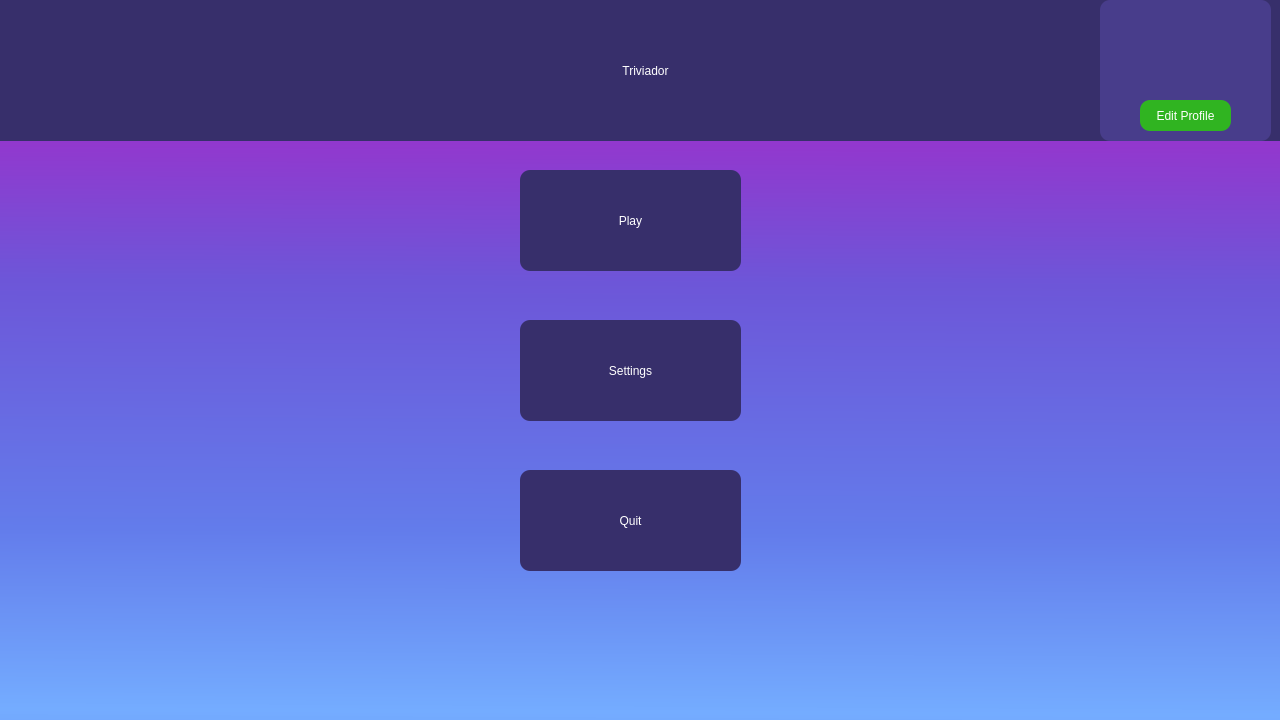
The window that Client/Client/MenuForm.ui (Mihnea11/Triviador) describes before a commit, drawn with Qt 5.
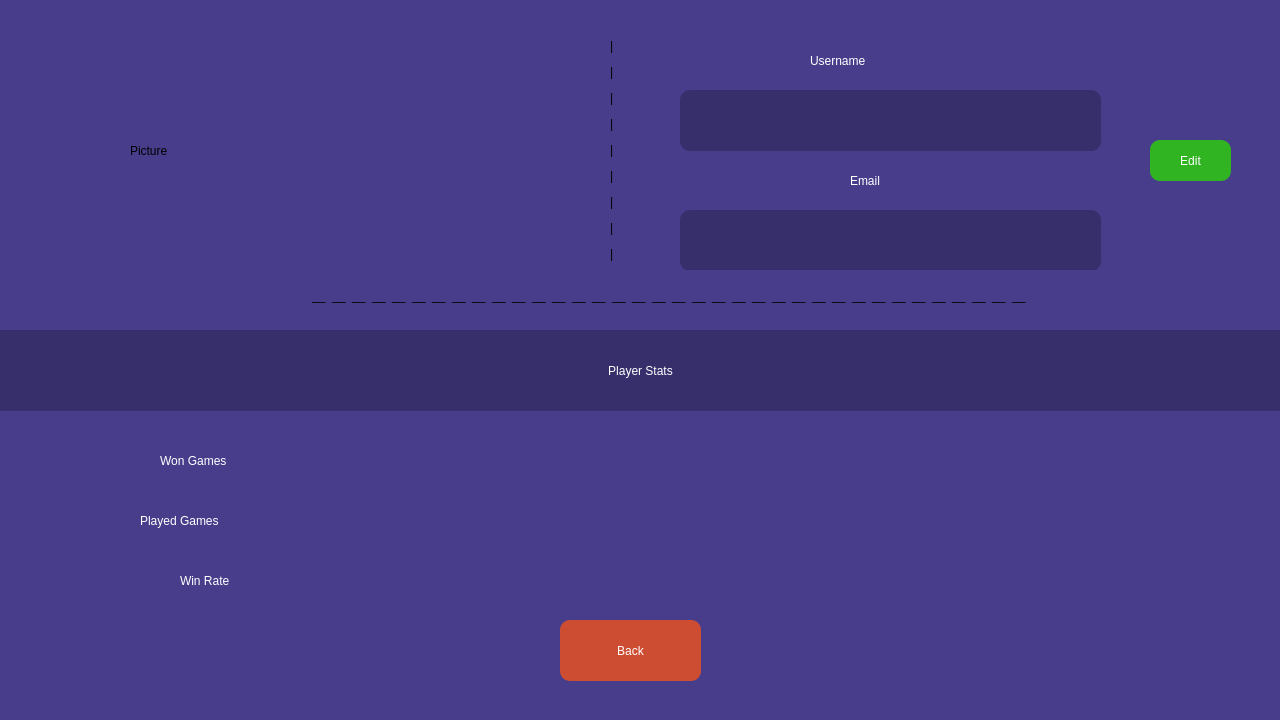
The same window after the commit.

```diff
--- a/Client/Client/MenuForm.ui
+++ b/Client/Client/MenuForm.ui
@@ -88,7 +88,7 @@
        <string/>
       </property>
      </widget>
-     <widget class="QPushButton" name="EditProfileButton">
+     <widget class="QPushButton" name="ProfileButton">
       <property name="geometry">
        <rect>
         <x>40</x>
@@ -103,7 +103,7 @@
 color: rgb(255, 255, 255);</string>
       </property>
       <property name="text">
-       <string>Edit Profile</string>
+       <string>Profile</string>
       </property>
      </widget>
     </widget>
@@ -168,6 +168,259 @@
      <string>Play</string>
     </property>
    </widget>
+   <widget class="QWidget" name="EditProfileWidget" native="true">
+    <property name="geometry">
+     <rect>
+      <x>0</x>
+      <y>0</y>
+      <width>1291</width>
+      <height>721</height>
+     </rect>
+    </property>
+    <property name="styleSheet">
+     <string notr="true">background-color: rgb(72, 61, 139);</string>
+    </property>
+    <widget class="QLabel" name="PlayerStatsLabel">
+     <property name="geometry">
+      <rect>
+       <x>-10</x>
+       <y>330</y>
+       <width>1301</width>
+       <height>81</height>
+      </rect>
+     </property>
+     <property name="styleSheet">
+      <string notr="true">background-color: rgb(55, 47, 107);
+color: rgb(255, 255, 255);
+font: 700 36pt &quot;Segoe UI&quot;;</string>
+     </property>
+     <property name="text">
+      <string>Player Stats</string>
+     </property>
+     <property name="alignment">
+      <set>Qt::AlignCenter</set>
+     </property>
+    </widget>
+    <widget class="QLabel" name="UsernameField">
+     <property name="geometry">
+      <rect>
+       <x>680</x>
+       <y>90</y>
+       <width>421</width>
+       <height>61</height>
+      </rect>
+     </property>
+     <property name="styleSheet">
+      <string notr="true">background-color: rgb(55, 47, 107);
+border: 2px;
+border-radius: 10px;
+font: 700 30pt &quot;Segoe UI&quot;;
+color: rgb(255, 255, 255);</string>
+     </property>
+     <property name="text">
+      <string/>
+     </property>
+    </widget>
+    <widget class="QLabel" name="EmailField">
+     <property name="geometry">
+      <rect>
+       <x>680</x>
+       <y>210</y>
+       <width>421</width>
+       <height>61</height>
+      </rect>
+     </property>
+     <property name="styleSheet">
+      <string notr="true">background-color: rgb(55, 47, 107);
+border: 2px;
+border-radius: 10px;
+font: 700 30pt &quot;Segoe UI&quot;;
+color: rgb(255, 255, 255);</string>
+     </property>
+     <property name="text">
+      <string/>
+     </property>
+    </widget>
+    <widget class="QLabel" name="Picture">
+     <property name="geometry">
+      <rect>
+       <x>130</x>
+       <y>30</y>
+       <width>351</width>
+       <height>241</height>
+      </rect>
+     </property>
+     <property name="text">
+      <string>Picture</string>
+     </property>
+    </widget>
+    <widget class="QLabel" name="UsernameLabel">
+     <property name="geometry">
+      <rect>
+       <x>810</x>
+       <y>40</y>
+       <width>171</width>
+       <height>41</height>
+      </rect>
+     </property>
+     <property name="styleSheet">
+      <string notr="true">font: 700 24pt &quot;Segoe UI&quot;;
+color: rgb(255, 255, 255);</string>
+     </property>
+     <property name="text">
+      <string>Username</string>
+     </property>
+    </widget>
+    <widget class="QLabel" name="EmailLabel">
+     <property name="geometry">
+      <rect>
+       <x>850</x>
+       <y>160</y>
+       <width>101</width>
+       <height>41</height>
+      </rect>
+     </property>
+     <property name="styleSheet">
+      <string notr="true">font: 700 24pt &quot;Segoe UI&quot;;
+color: rgb(255, 255, 255);</string>
+     </property>
+     <property name="text">
+      <string>Email</string>
+     </property>
+    </widget>
+    <widget class="QLabel" name="label1">
+     <property name="geometry">
+      <rect>
+       <x>610</x>
+       <y>30</y>
+       <width>51</width>
+       <height>241</height>
+      </rect>
+     </property>
+     <property name="layoutDirection">
+      <enum>Qt::LeftToRight</enum>
+     </property>
+     <property name="styleSheet">
+      <string notr="true">font: 700 20pt &quot;Segoe UI&quot;;</string>
+     </property>
+     <property name="text">
+      <string>&lt;html&gt;&lt;head/&gt;&lt;body&gt;&lt;p&gt;|&lt;/p&gt;&lt;p&gt;|&lt;/p&gt;&lt;p&gt;|&lt;/p&gt;&lt;p&gt;|&lt;/p&gt;&lt;p&gt;|&lt;/p&gt;&lt;p&gt;|&lt;/p&gt;&lt;p&gt;|&lt;/p&gt;&lt;p&gt;|&lt;/p&gt;&lt;p&gt;|&lt;/p&gt;&lt;/body&gt;&lt;/html&gt;</string>
+     </property>
+     <property name="alignment">
+      <set>Qt::AlignLeading|Qt::AlignLeft|Qt::AlignVCenter</set>
+     </property>
+    </widget>
+    <widget class="QLabel" name="label2">
+     <property name="geometry">
+      <rect>
+       <x>-10</x>
+       <y>270</y>
+       <width>1361</width>
+       <height>51</height>
+      </rect>
+     </property>
+     <property name="styleSheet">
+      <string notr="true">font: 1500 24pt &quot;Segoe UI&quot;;</string>
+     </property>
+     <property name="text">
+      <string>__  __  __  __  __  __  __  __  __  __  __  __  __  __  __  __  __  __  __  __  __  __  __  __  __  __  __  __  __  __  __  __  __  __  __  __ </string>
+     </property>
+     <property name="alignment">
+      <set>Qt::AlignCenter</set>
+     </property>
+    </widget>
+    <widget class="QPushButton" name="EditProfileButton">
+     <property name="geometry">
+      <rect>
+       <x>1150</x>
+       <y>140</y>
+       <width>81</width>
+       <height>41</height>
+      </rect>
+     </property>
+     <property name="styleSheet">
+      <string notr="true">border: 2px;
+color: rgb(255, 255, 255);
+border-radius: 10px;
+font: 700 16pt &quot;Segoe UI&quot;;
+background-color: rgb(48, 180, 33);</string>
+     </property>
+     <property name="text">
+      <string>Edit</string>
+     </property>
+    </widget>
+    <widget class="QLabel" name="WonGamesLabel">
+     <property name="geometry">
+      <rect>
+       <x>160</x>
+       <y>440</y>
+       <width>201</width>
+       <height>41</height>
+      </rect>
+     </property>
+     <property name="styleSheet">
+      <string notr="true">color: rgb(255, 255, 255);
+font: 700 22pt &quot;Segoe UI&quot;;</string>
+     </property>
+     <property name="text">
+      <string>Won Games</string>
+     </property>
+    </widget>
+    <widget class="QLabel" name="PlayedGamesLabel">
+     <property name="geometry">
+      <rect>
+       <x>140</x>
+       <y>500</y>
+       <width>201</width>
+       <height>41</height>
+      </rect>
+     </property>
+     <property name="styleSheet">
+      <string notr="true">color: rgb(255, 255, 255);
+font: 700 22pt &quot;Segoe UI&quot;;</string>
+     </property>
+     <property name="text">
+      <string>Played Games</string>
+     </property>
+    </widget>
+    <widget class="QLabel" name="WinRateLabel">
+     <property name="geometry">
+      <rect>
+       <x>180</x>
+       <y>560</y>
+       <width>201</width>
+       <height>41</height>
+      </rect>
+     </property>
+     <property name="styleSheet">
+      <string notr="true">color: rgb(255, 255, 255);
+font: 700 22pt &quot;Segoe UI&quot;;</string>
+     </property>
+     <property name="text">
+      <string>Win Rate</string>
+     </property>
+    </widget>
+    <widget class="QPushButton" name="BackButton">
+     <property name="geometry">
+      <rect>
+       <x>560</x>
+       <y>620</y>
+       <width>141</width>
+       <height>61</height>
+      </rect>
+     </property>
+     <property name="styleSheet">
+      <string notr="true">border: 2px;
+color: rgb(255, 255, 255);
+border-radius: 10px;
+font: 700 16pt &quot;Segoe UI&quot;;
+background-color: rgb(204, 77, 50);</string>
+     </property>
+     <property name="text">
+      <string>Back</string>
+     </property>
+    </widget>
+   </widget>
   </widget>
  </widget>
  <resources/>
```
